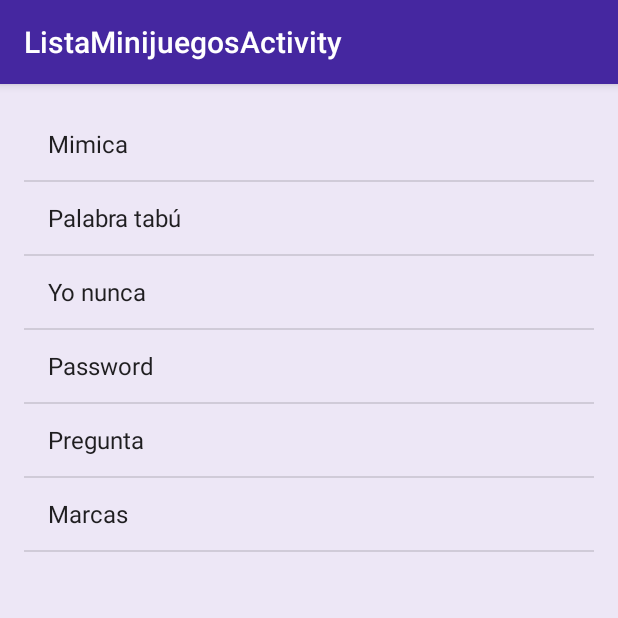
After one commit to CokePedreira/PracticaUbicuaAndroid, an Android app: the ListaMinijuegosActivity screen opened directly, with no data from a screen before it, on a phone screen of 412 x 824 dp, the top half of it. The commit adds this screen. Run offline under Robolectric (Android 15) with nearby library versions, the phone set to English and light mode, and no system bars; our stand-ins replace ButterKnife.

Commit message:
Añadida lista minijuegos

```diff
--- a/OcalimochoApp/app/src/main/java/com/example/cokepedreira/ocalimochoapp/Accion.java
+++ b/OcalimochoApp/app/src/main/java/com/example/cokepedreira/ocalimochoapp/Accion.java
@@ -4,30 +4,37 @@ package com.example.cokepedreira.ocalimochoapp;
  * Created by cokepedreira on 19/5/15.
  */
 public enum Accion {
-    CASILLA_FINAL(SelectorJugadoresActivity.class),
-    MIMICA(MimicaActivity.class),
-    PALABRA_TABU(TabuActivity.class),
-    YO_NUNCA(YoNuncaActivity.class),
-    PASSWORD(PaswordActivity.class),
-    PREGUNTA(PreguntaActivity.class),
-    DUELO(DueloActivity.class),
-    DUELOTRES(DueloTresActivity.class),
-    CARCEL(CarcelActivity.class),
-    LABERINTO(null),
-    INMUNE(null),
-    MUERTE(null),
-    PATINAZO(null),
-    MARCAS(MarcasActivity.class);
+    CASILLA_FINAL(SelectorJugadoresActivity.class, false, "Casilla final"),
+    MIMICA(MimicaActivity.class, true, "Mimica"),
+    PALABRA_TABU(TabuActivity.class, true, "Palabra tabú"),
+    YO_NUNCA(YoNuncaActivity.class, true, "Yo nunca"),
+    PASSWORD(PaswordActivity.class, true, "Password"),
+    PREGUNTA(PreguntaActivity.class, true, "Pregunta"),
+    DUELO(DueloActivity.class, false, "Duelo"),
+    DUELOTRES(DueloTresActivity.class, false, "Duelo tres"),
+    CARCEL(CarcelActivity.class, false, "Carcel"),
+    LABERINTO(null, false, "Laberinto"),
+    INMUNE(null, false, "Inmune"),
+    MUERTE(null, false, "Muerte"),
+    PATINAZO(null, false, "Patinazo"),
+    MARCAS(MarcasActivity.class, true, "Marcas");
 
 
 
     private final Class<?> activityClass;
+    private final String nombre;
+    private final boolean minijuego;
 
-    Accion(Class<?> activityClass) {
+    Accion(Class<?> activityClass, boolean minijuego, String nombre) {
         this.activityClass = activityClass;
+        this.minijuego = minijuego;
+        this.nombre = nombre;
     }
 
     public Class<?> getActivityClass() {
         return activityClass;
     }
+    public boolean esMinijuego() { return minijuego; }
+    public String getNombre() { return nombre; }
+
 }
--- /dev/null
+++ b/OcalimochoApp/app/src/main/java/com/example/cokepedreira/ocalimochoapp/ListaMinijuegosActivity.java
@@ -0,0 +1,48 @@
+package com.example.cokepedreira.ocalimochoapp;
+
+import android.content.Intent;
+import android.os.Bundle;
+import android.app.Activity;
+import android.view.View;
+import android.widget.AdapterView;
+import android.widget.ArrayAdapter;
+import android.widget.ListView;
+
+import java.util.ArrayList;
+import java.util.List;
+
+import butterknife.Bind;
+import butterknife.ButterKnife;
+
+public class ListaMinijuegosActivity extends BaseActivity {
+
+    private List<String> minijuegosNombres;
+    private List<Accion> minijuegos;
+
+    @Bind(R.id.minijuegos_list) ListView minijuegosList;
+
+    @Override
+    public void onCreate(Bundle savedInstanceState) {
+        super.onCreate(savedInstanceState);
+        setContentView(R.layout.activity_lista_minijuegos);
+        ButterKnife.bind(this);
+
+        minijuegos = new ArrayList<>();
+        minijuegosNombres = new ArrayList<>();
+        for (Accion accion : Accion.values()) {
+            if(accion.esMinijuego()) {
+                minijuegosNombres.add(accion.getNombre());
+                minijuegos.add(accion);
+            }
+        }
+
+        minijuegosList.setAdapter(new ArrayAdapter<>(this, android.R.layout.simple_list_item_1, minijuegosNombres));
+        minijuegosList.setOnItemClickListener(new AdapterView.OnItemClickListener() {
+            @Override
+            public void onItemClick(AdapterView<?> parent, View view, int position, long id) {
+                Intent intent = new Intent(ListaMinijuegosActivity.this, minijuegos.get(position).getActivityClass());
+                startActivity(intent);
+            }
+        });
+    }
+}
--- /dev/null
+++ b/OcalimochoApp/app/src/main/res/layout/activity_lista_minijuegos.xml
@@ -0,0 +1,20 @@
+<?xml version="1.0" encoding="utf-8"?>
+<LinearLayout xmlns:android="http://schemas.android.com/apk/res/android"
+    xmlns:tools="http://schemas.android.com/tools"
+    android:layout_width="match_parent"
+    android:layout_height="match_parent"
+    android:background="?attr/backgroundColor"
+    android:orientation="vertical">
+
+
+<ListView
+    android:layout_width="match_parent"
+    android:id="@+id/minijuegos_list"
+    android:layout_height="match_parent" android:paddingLeft="@dimen/activity_horizontal_margin"
+    android:paddingRight="@dimen/activity_horizontal_margin"
+    android:paddingTop="@dimen/activity_vertical_margin"
+    android:paddingBottom="@dimen/activity_vertical_margin"
+    tools:context="com.example.cokepedreira.ocalimochoapp.ListaMinijuegosActivity">
+
+</ListView>
+</LinearLayout>
--- a/OcalimochoApp/app/src/main/res/values/strings.xml
+++ b/OcalimochoApp/app/src/main/res/values/strings.xml
@@ -23,6 +23,7 @@
     <string name="prefs_theme_key">theme</string>
     <string name="title_activity_inicio">Ocalimocho</string>
     <string name="title_activity_activity_main">Jugadores</string>
+    <string name="title_activity_lista_minijuegos">ListaMinijuegosActivity</string>
 
 
 </resources>
```
Also changed, not shown: OcalimochoApp/app/src/main/AndroidManifest.xml (+6 -1 lines), OcalimochoApp/app/src/main/java/com/example/cokepedreira/ocalimochoapp/MainActivity.java (+8 -3 lines).
